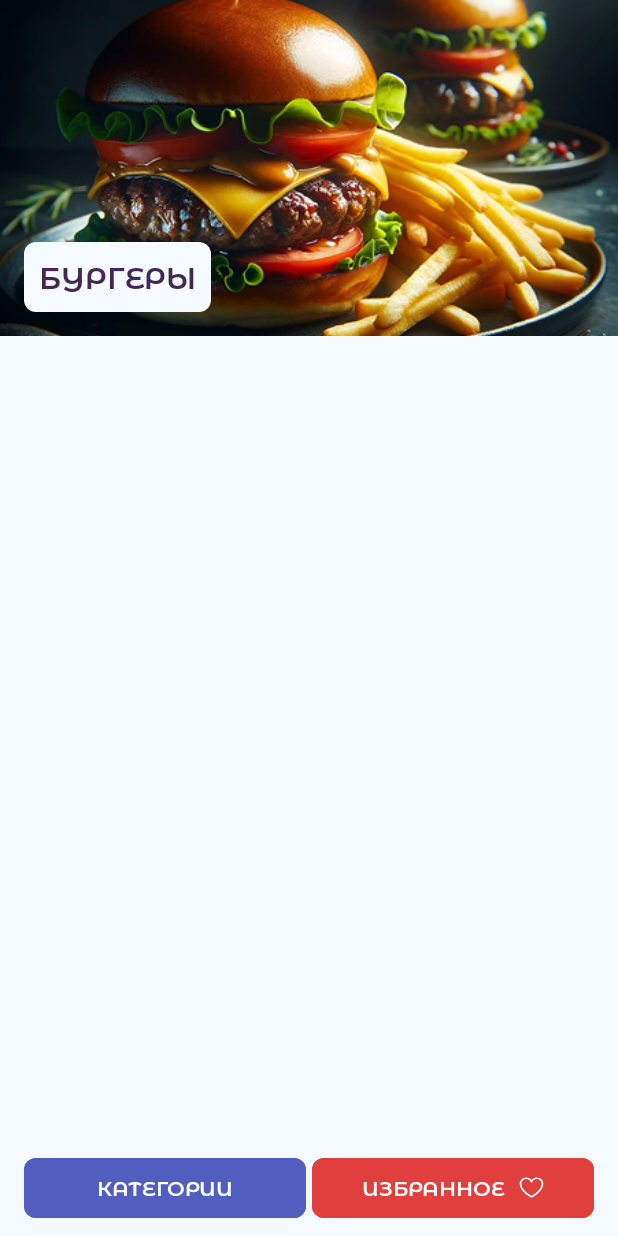
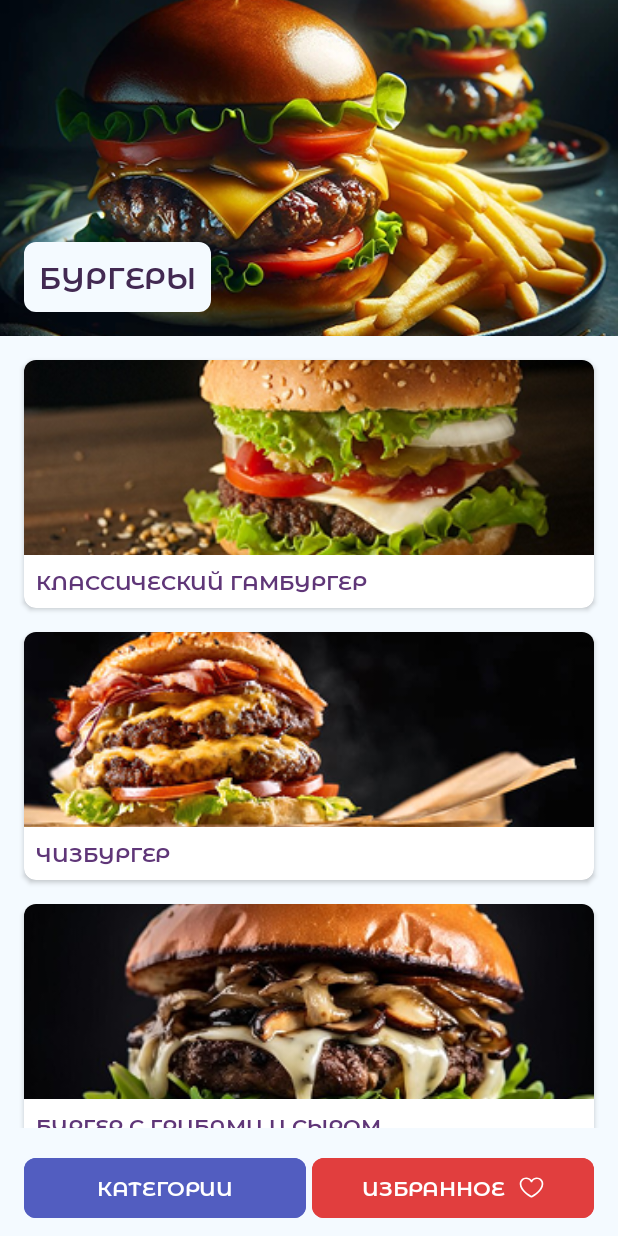
Before and after one commit to COBaOrNotCOBa/COBaRecipesApp, an Android app: the screen it shows after launch (MainActivity), after a tap on "БУРГЕРЫ", on a phone screen of 412 x 824 dp. Run offline under Robolectric (Android 15) with nearby library versions, the phone set to English and light mode, and no system bars.

Commit message:
RA-011 Как-то так, только не понял, после клика на бургер в списке, ничего не должно происходить? Или пустой RecipeFragment должен показаться... Наверное всётаки ничего, так как xml-ки нету для этого фрагмента...

```diff
--- a/app/src/main/java/com/example/cobarecipesapp/CategoriesListFragment.kt
+++ b/app/src/main/java/com/example/cobarecipesapp/CategoriesListFragment.kt
@@ -4,7 +4,6 @@ import android.os.Bundle
 import android.view.LayoutInflater
 import android.view.View
 import android.view.ViewGroup
-import android.widget.Adapter
 import androidx.core.os.bundleOf
 import androidx.fragment.app.Fragment
 import androidx.fragment.app.commit
--- /dev/null
+++ b/app/src/main/java/com/example/cobarecipesapp/RecipeFragment.kt
@@ -0,0 +1,7 @@
+package com.example.cobarecipesapp
+
+import androidx.fragment.app.Fragment
+
+
+
+class RecipeFragment : Fragment()
--- /dev/null
+++ b/app/src/main/java/com/example/cobarecipesapp/RecipesListAdapter.kt
@@ -0,0 +1,69 @@
+package com.example.cobarecipesapp
+
+import android.graphics.drawable.Drawable
+import android.util.Log
+import android.view.LayoutInflater
+import android.view.ViewGroup
+import androidx.recyclerview.widget.RecyclerView
+import com.example.cobarecipesapp.databinding.ItemRecipeBinding
+import com.example.cobarecipesapp.domain.Recipe
+
+
+class RecipesListAdapter(private val dataSet: List<Recipe>) :
+    RecyclerView.Adapter<RecipesListAdapter.ViewHolder>() {
+
+    interface OnItemClickListener {
+        fun onItemClick(recipeId: Int)
+    }
+
+    private var itemClickListener: OnItemClickListener? = null
+
+    fun setOnItemClickListener(listener: OnItemClickListener) {
+        this.itemClickListener = listener
+    }
+
+    inner class ViewHolder(private val binding: ItemRecipeBinding) :
+        RecyclerView.ViewHolder(binding.root) {
+
+        fun bind(recipe: Recipe) {
+            with(binding) {
+                tvRecipeTitle.text = recipe.title
+
+                val drawable = try {
+                    Drawable.createFromStream(
+                        itemView.context.assets.open(recipe.imageUrl),
+                        null
+                    )
+                } catch (e: Exception) {
+                    Log.e("ImageLoadError", "Image not found: ${recipe.title}", e)
+                    null
+                }
+                ivRecipeImage.setImageDrawable(drawable)
+
+                val description = itemView.context.getString(
+                    R.string.recipe_image_description,
+                    recipe.title
+                )
+                ivRecipeImage.contentDescription = description
+            }
+        }
+
+    }
+
+    override fun onCreateViewHolder(viewGroup: ViewGroup, viewType: Int): ViewHolder {
+        val binding =
+            ItemRecipeBinding.inflate(
+                LayoutInflater.from(viewGroup.context),
+                viewGroup,
+                false
+            )
+        return ViewHolder(binding)
+    }
+
+    override fun onBindViewHolder(viewHolder: ViewHolder, position: Int) =
+        viewHolder.bind(dataSet[position])
+
+
+    override fun getItemCount() = dataSet.size
+
+}
--- a/app/src/main/java/com/example/cobarecipesapp/RecipesListFragment.kt
+++ b/app/src/main/java/com/example/cobarecipesapp/RecipesListFragment.kt
@@ -6,7 +6,10 @@ import android.util.Log
 import android.view.LayoutInflater
 import android.view.View
 import android.view.ViewGroup
+import androidx.core.os.bundleOf
 import androidx.fragment.app.Fragment
+import androidx.fragment.app.commit
+import androidx.fragment.app.replace
 import com.example.cobarecipesapp.databinding.FragmentListRecipesBinding
 import java.lang.IllegalStateException
 
@@ -46,7 +49,9 @@ class RecipesListFragment : Fragment(R.layout.fragment_list_recipes) {
             Log.e("ImageLoadError", "Image not found: $categoryName", e)
             null
         }
-        binding.ivHeaderRecipes.setImageDrawable(drawable)
+        binding.ivRecipesHeader.setImageDrawable(drawable)
+
+        initRecycler()
     }
 
     override fun onDestroyView() {
@@ -54,4 +59,27 @@ class RecipesListFragment : Fragment(R.layout.fragment_list_recipes) {
         _binding = null
     }
 
+    private fun initRecycler() {
+        val recipesAdapter = categoryId
+            ?.let { STUB.getRecipesByCategoryId(it) }
+            ?.let { RecipesListAdapter(it) }
+        binding.rvRecipes.adapter = recipesAdapter
+
+        recipesAdapter?.setOnItemClickListener(object : RecipesListAdapter.OnItemClickListener {
+            override fun onItemClick(recipeId: Int) {
+                categoryId?.let { openRecipeByRecipeId(recipeId) }
+            }
+        })
+
+    }
+
+    fun openRecipeByRecipeId(recipeId: Int) {
+
+        parentFragmentManager.commit {
+            setReorderingAllowed(true)
+            addToBackStack(null)
+            replace<RecipeFragment>(R.id.mainContainer)
+        }
+    }
+
 }
--- a/app/src/main/java/com/example/cobarecipesapp/recipes.kt
+++ b/app/src/main/java/com/example/cobarecipesapp/recipes.kt
@@ -1,6 +1,8 @@
 package com.example.cobarecipesapp
 
 import com.example.cobarecipesapp.domain.Category
+import com.example.cobarecipesapp.domain.Recipe
+import com.example.cobarecipesapp.domain.Ingredient
 
 object STUB {
 
@@ -43,6 +45,231 @@ object STUB {
         ),
     )
 
+    private val burgerRecipes = listOf(
+        Recipe(
+            id = 0,
+            title = "Классический гамбургер",
+            ingredients = listOf(
+                Ingredient("1", "шт.", "Булочка для гамбургера"),
+                Ingredient("150", "г", "Фарш говяжий"),
+                Ingredient("0.5", "шт.", "Лук репчатый"),
+                Ingredient("1", "лист", "Салат айсберг"),
+                Ingredient("1", "ломтик", "Помидор"),
+                Ingredient("1", "ломтик", "Сыр чеддер"),
+                Ingredient("1", "ст. ложка", "Майонез"),
+                Ingredient("1", "ст. ложка", "Кетчуп"),
+                Ingredient("0.5", "ч. ложки", "Горчица"),
+                Ingredient("1", "г", "Соленые огурцы"),
+                Ingredient("1", "г", "Соль"),
+                Ingredient("0.5", "г", "Перец черный молотый")
+            ),
+            method = listOf(
+                "Разогрейте сковороду и обжаривайте фарш до готовности.",
+                "Лук нарежьте кольцами и добавьте к фаршу. Обжаривайте вместе до золотистой корки.",
+                "Разрежьте булочку на две части и поджарьте их до золотистости.",
+                "На нижнюю часть булочки положите лист салата, ломтик помидора и сыр.",
+                "Добавьте фарш с луком и огурцами.",
+                "Смажьте верхнюю часть булочки майонезом, кетчупом и горчицей.",
+                "Положите верхнюю часть булочки на остальные ингредиенты и подавайте."
+            ),
+            imageUrl = "burger-hamburger.png"
+        ),
+        Recipe(
+            id = 1,
+            title = "Чизбургер",
+            ingredients = listOf(
+                Ingredient("1", "шт.", "Булочка для гамбургера"),
+                Ingredient("150", "г", "Фарш говяжий"),
+                Ingredient("0.5", "шт.", "Лук репчатый"),
+                Ingredient("1", "лист", "Салат айсберг"),
+                Ingredient("1", "ломтик", "Помидор"),
+                Ingredient("1", "ломтик", "Сыр чеддер"),
+                Ingredient("1", "ст. ложка", "Майонез"),
+                Ingredient("1", "ст. ложка", "Кетчуп"),
+                Ingredient("0.5", "ч. ложки", "Горчица"),
+                Ingredient("1", "г", "Соленые огурцы"),
+                Ingredient("1", "г", "Соль"),
+                Ingredient("0.5", "г", "Перец черный молотый")
+            ),
+            method = listOf(
+                "Разогрейте сковороду и обжаривайте фарш до готовности.",
+                "Лук нарежьте кольцами и добавьте к фаршу. Обжаривайте вместе до золотистой корки.",
+                "Разрежьте булочку на две части и поджарьте их до золотистости.",
+                "На нижнюю часть булочки положите лист салата, ломтик помидора и сыр.",
+                "Добавьте фарш с луком и огурцами.",
+                "Смажьте верхнюю часть булочки майонезом, кетчупом и горчицей.",
+                "Положите верхнюю часть булочки на остальные ингредиенты и подавайте."
+            ),
+            imageUrl = "burger-cheeseburger.png"
+        ),
+        Recipe(
+            id = 2,
+            title = "Бургер с грибами и сыром",
+            ingredients = listOf(
+                Ingredient("1", "шт.", "Булочка для гамбургера"),
+                Ingredient("150", "г", "Фарш говяжий"),
+                Ingredient("0.5", "шт.", "Лук репчатый"),
+                Ingredient("1", "лист", "Салат айсберг"),
+                Ingredient("1", "ломтик", "Помидор"),
+                Ingredient("2", "шт.", "Грибы шампиньоны"),
+                Ingredient("1", "ст. ложка", "Майонез"),
+                Ingredient("1", "ст. ложка", "Кетчуп"),
+                Ingredient("0.5", "ч. ложки", "Горчица"),
+                Ingredient("1", "г", "Соль"),
+                Ingredient("0.5", "г", "Перец черный молотый")
+            ),
+            method = listOf(
+                "Разогрейте сковороду и обжаривайте фарш до готовности.",
+                "Лук нарежьте кольцами и добавьте к фаршу. Обжаривайте вместе до золотистой корки.",
+                "Грибы порежьте и обжарьте до золотистой корки.",
+                "Разрежьте булочку на две части и поджарьте их до золотистости.",
+                "На нижнюю часть булочки положите лист салата, ломтик помидора и фарш.",
+                "Добавьте обжаренные грибы.",
+                "Смажьте верхнюю часть булочки майонезом, кетчупом и горчицей.",
+                "Положите верхнюю часть булочки на остальные ингредиенты и подавайте."
+            ),
+            imageUrl = "burger-mushrooms.png"
+        ),
+        Recipe(
+            id = 3,
+            title = "Бургер с курицей и авокадо",
+            ingredients = listOf(
+                Ingredient("1", "шт.", "Булочка для гамбургера"),
+                Ingredient("150", "г", "Куринное филе"),
+                Ingredient("0.5", "шт.", "Лук репчатый"),
+                Ingredient("1", "лист", "Салат айсберг"),
+                Ingredient("1", "ломтик", "Помидор"),
+                Ingredient("0.5", "шт.", "Авокадо"),
+                Ingredient("1", "ст. ложка", "Майонез"),
+                Ingredient("1", "ст. ложка", "Кетчуп"),
+                Ingredient("0.5", "ч. ложки", "Горчица"),
+                Ingredient("1", "г", "Соль"),
+                Ingredient("0.5", "г", "Перец черный молотый")
+            ),
+            method = listOf(
+                "Куринное филе нарежьте на порционные куски и обжаривайте до готовности.",
+                "Лук нарежьте кольцами и добавьте к фаршу. Обжаривайте вместе до золотистой корки.",
+                "Авокадо порежьте ломтиками.",
+                "Разрежьте булочку на две части и поджарьте их до золотистости.",
+                "На нижнюю часть булочки положите лист салата, ломтик помидора и курицу.",
+                "Добавьте ломтики авокадо.",
+                "Смажьте верхнюю часть булочки майонезом, кетчупом и горчицей.",
+                "Положите верхнюю часть булочки на остальные ингредиенты и подавайте."
+            ),
+            imageUrl = "burger-avocado.png"
+        ),
+        Recipe(
+            id = 4,
+            title = "Бургер с рыбой",
+            ingredients = listOf(
+                Ingredient("1", "шт.", "Булочка для гамбургера"),
+                Ingredient("150", "г", "Филе рыбы (треска, лосось и т. д.)"),
+                Ingredient("0.5", "шт.", "Лук репчатый"),
+                Ingredient("1", "лист", "Салат айсберг"),
+                Ingredient("1", "ломтик", "Помидор"),
+                Ingredient("1", "ст. ложка", "Майонез"),
+                Ingredient("1", "ст. ложка", "Кетчуп"),
+                Ingredient("0.5", "ч. ложки", "Горчица"),
+                Ingredient("1", "г", "Соль"),
+                Ingredient("0.5", "г", "Перец черный молотый")
+            ),
+            method = listOf(
+                "Рыбное филе приготовьте по вашему рецепту (можно пожарить, запечь или приготовить на пару).",
+                "Лук нарежьте кольцами и добавьте к рыбе. Обжаривайте вместе до золотистой корки.",
+                "Разрежьте булочку на две части и поджарьте их до золотистости.",
+                "На нижнюю часть булочки положите лист салата, ломтик помидора и рыбу с луком.",
+                "Смажьте верхнюю часть булочки майонезом, кетчупом и горчицей.",
+                "Положите верхнюю часть булочки на остальные ингредиенты и подавайте."
+            ),
+            imageUrl = "burger-fish.png"
+        ),
+        Recipe(
+            id = 5,
+            title = "Бургер с беконом",
+            ingredients = listOf(
+                Ingredient("1", "шт.", "Булочка для гамбургера"),
+                Ingredient("150", "г", "Фарш говяжий"),
+                Ingredient("0.5", "шт.", "Лук репчатый"),
+                Ingredient("1", "лист", "Салат айсберг"),
+                Ingredient("1", "ломтик", "Помидор"),
+                Ingredient("2", "ломтика", "Бекон"),
+                Ingredient("1", "ст. ложка", "Майонез"),
+                Ingredient("1", "ст. ложка", "Кетчуп"),
+                Ingredient("0.5", "ч. ложки", "Горчица"),
+                Ingredient("1", "г", "Соль"),
+                Ingredient("0.5", "г", "Перец черный молотый")
+            ),
+            method = listOf(
+                "Разогрейте сковороду и обжаривайте фарш до готовности.",
+                "Лук нарежьте кольцами и добавьте к фаршу. Обжаривайте вместе до золотистой корки.",
+                "Бекон обжарьте до хрустящей корки.",
+                "Разрежьте булочку на две части и поджарьте их до золотистости.",
+                "На нижнюю часть булочки положите лист салата, ломтик помидора и фарш.",
+                "Добавьте ломтики бекона.",
+                "Смажьте верхнюю часть булочки майонезом, кетчупом и горчицей.",
+                "Положите верхнюю часть булочки на остальные ингредиенты и подавайте."
+            ),
+            imageUrl = "burger-bacon.png"
+        ),
+        Recipe(
+            id = 6,
+            title = "Веганский бургер",
+            ingredients = listOf(
+                Ingredient("1", "шт.", "Веганская булочка для гамбургера"),
+                Ingredient("150", "г", "Фарш из нута"),
+                Ingredient("0.25", "шт.", "Красный лук"),
+                Ingredient("1", "ст. ложка", "Томатный соус"),
+                Ingredient("1", "ст. ложка", "Горчица"),
+                Ingredient("0.5", "г", "Капуста краснокочанная"),
+                Ingredient("0.5", "г", "Морковь"),
+                Ingredient("0.5", "г", "Соль"),
+                Ingredient("0.25", "г", "Черный перец"),
+                Ingredient("0.25", "г", "Паприка"),
+                Ingredient("0.25", "г", "Чеснок в порошке")
+            ),
+            method = listOf(
+                "Фарш из нута приготовьте по вашему рецепту (можно использовать консервированный).",
+                "Лук и капусту нарежьте кольцами, морковь на тонкие полоски.",
+                "Веганскую булочку поджарьте.",
+                "На нижнюю часть булочки положите фарш из нута.",
+                "Добавьте лук, капусту и морковь.",
+                "Смажьте верхнюю часть булочки томатным соусом и горчицей.",
+                "Положите верхнюю часть булочки на остальные ингредиенты и подавайте."
+            ),
+            imageUrl = "burger-vegan.png"
+        ),
+        Recipe(
+            id = 7,
+            title = "Острый гамбургер",
+            ingredients = listOf(
+                Ingredient("1", "шт.", "Булочка для гамбургера"),
+                Ingredient("150", "г", "Фарш говяжий"),
+                Ingredient("0.5", "шт.", "Лук репчатый"),
+                Ingredient("1", "лист", "Салат айсберг"),
+                Ingredient("1", "ломтик", "Помидор"),
+                Ingredient("1", "ломтик", "Сыр чеддер"),
+                Ingredient("1", "ст. ложка", "Майонез"),
+                Ingredient("1", "ст. ложка", "Кетчуп"),
+                Ingredient("1", "ч. ложка", "Соус табаско"),
+                Ingredient("1", "г", "Соль"),
+                Ingredient("0.5", "г", "Перец черный молотый")
+            ),
+            method = listOf(
+                "Разогрейте сковороду и обжаривайте фарш до готовности.",
+                "Лук нарежьте кольцами и добавьте к фаршу. Обжаривайте вместе до золотистой корки.",
+                "Разрежьте булочку на две части и поджарьте их до золотистости.",
+                "На нижнюю часть булочки положите лист салата, ломтик помидора и сыр.",
+                "Добавьте фарш с луком.",
+                "Смажьте верхнюю часть булочки майонезом, кетчупом и соусом табаско.",
+                "Положите верхнюю часть булочки на остальные ингредиенты и подавайте."
+            ),
+            imageUrl = "burger-chili.png"
+        )
+    )
+
     fun getCategories() = categories
 
+    fun getRecipesByCategoryId(categoryId: Int): List<Recipe> =
+        if (categoryId == 0) burgerRecipes else listOf()
+
 }
--- a/app/src/main/res/layout/fragment_list_categories.xml
+++ b/app/src/main/res/layout/fragment_list_categories.xml
@@ -12,7 +12,7 @@
         android:layout_height="224dp">
 
         <ImageView
-            android:id="@+id/ivHeaderCategories"
+            android:id="@+id/ivCategoriesHeader"
             android:layout_width="match_parent"
             android:layout_height="match_parent"
             android:contentDescription="@string/categories_header_image"
@@ -27,7 +27,7 @@
             android:layout_height="wrap_content"
             android:text="@string/button_text_categories"
             app:layout_constraintBottom_toBottomOf="parent"
-            app:layout_constraintStart_toStartOf="@+id/ivHeaderCategories">
+            app:layout_constraintStart_toStartOf="@+id/ivCategoriesHeader">
 
         </TextView>
 
--- a/app/src/main/res/layout/fragment_list_recipes.xml
+++ b/app/src/main/res/layout/fragment_list_recipes.xml
@@ -12,7 +12,7 @@
         android:layout_height="224dp">
 
         <ImageView
-            android:id="@+id/ivHeaderRecipes"
+            android:id="@+id/ivRecipesHeader"
             android:layout_width="match_parent"
             android:layout_height="match_parent"
             android:contentDescription="@string/recipes_current_category"
@@ -27,7 +27,7 @@
             android:layout_width="wrap_content"
             android:layout_height="wrap_content"
             app:layout_constraintBottom_toBottomOf="parent"
-            app:layout_constraintStart_toStartOf="@+id/ivHeaderRecipes"
+            app:layout_constraintStart_toStartOf="@+id/ivRecipesHeader"
             tools:text="Current category">
 
         </TextView>
@@ -38,11 +38,11 @@
         android:id="@+id/rvRecipes"
         android:layout_width="match_parent"
         android:layout_height="match_parent"
-        android:layout_marginHorizontal="@dimen/padding_half"
-        android:layout_marginVertical="@dimen/padding_half"
+        android:layout_margin="@dimen/padding_half"
         app:layoutManager="androidx.recyclerview.widget.GridLayoutManager"
         app:spanCount="1"
-        tools:itemCount="6">
+        tools:itemCount="8"
+        tools:listitem="@layout/item_recipe">
 
     </androidx.recyclerview.widget.RecyclerView>
 
--- /dev/null
+++ b/app/src/main/res/layout/item_recipe.xml
@@ -0,0 +1,39 @@
+<?xml version="1.0" encoding="utf-8"?>
+<androidx.cardview.widget.CardView xmlns:android="http://schemas.android.com/apk/res/android"
+    xmlns:app="http://schemas.android.com/apk/res-auto"
+    xmlns:tools="http://schemas.android.com/tools"
+    android:layout_width="match_parent"
+    android:layout_height="wrap_content"
+    android:layout_marginHorizontal="@dimen/padding_half"
+    android:layout_marginVertical="@dimen/padding_half"
+    android:clickable="true"
+    android:focusable="true"
+    android:foreground="?attr/selectableItemBackground"
+    app:cardCornerRadius="@dimen/card_coroner_radius">
+
+    <LinearLayout
+        android:layout_width="match_parent"
+        android:layout_height="wrap_content"
+        android:orientation="vertical">
+
+        <ImageView
+            android:id="@+id/ivRecipeImage"
+            android:layout_width="match_parent"
+            android:layout_height="130dp"
+            android:contentDescription="Recipe Image"
+            android:scaleType="centerCrop"
+            tools:src="@tools:sample/avatars">
+
+        </ImageView>
+
+        <TextView
+            android:id="@+id/tvRecipeTitle"
+            style="@style/StyleItemTitle14"
+            android:layout_width="match_parent"
+            android:layout_height="wrap_content"
+            android:padding="@dimen/padding_half"
+            tools:text="Recipe Name" />
+
+    </LinearLayout>
+
+</androidx.cardview.widget.CardView>
--- a/app/src/main/res/values/strings.xml
+++ b/app/src/main/res/values/strings.xml
@@ -6,4 +6,5 @@
     <string name="recipes_current_category">Current category</string>
     <string name="categories_header_image">Categories image</string>
     <string name="favorites_fragment">Фрагмент избранное</string>
+    <string name="recipe_image_description">Изображение рецепта %1$s</string>
 </resources>
```
Also changed, not shown: app/src/main/java/com/example/cobarecipesapp/CategoriesListAdapter.kt (+6 -6 lines), app/src/main/assets/burger-avocado.png (added), app/src/main/assets/burger-bacon.png (added), app/src/main/assets/burger-cheeseburger.png (added), app/src/main/assets/burger-chili.png (added), app/src/main/assets/burger-fish.png (added), app/src/main/assets/burger-hamburger.png (added), app/src/main/assets/burger-mushrooms.png (added), app/src/main/assets/burger-vegan.png (added).
